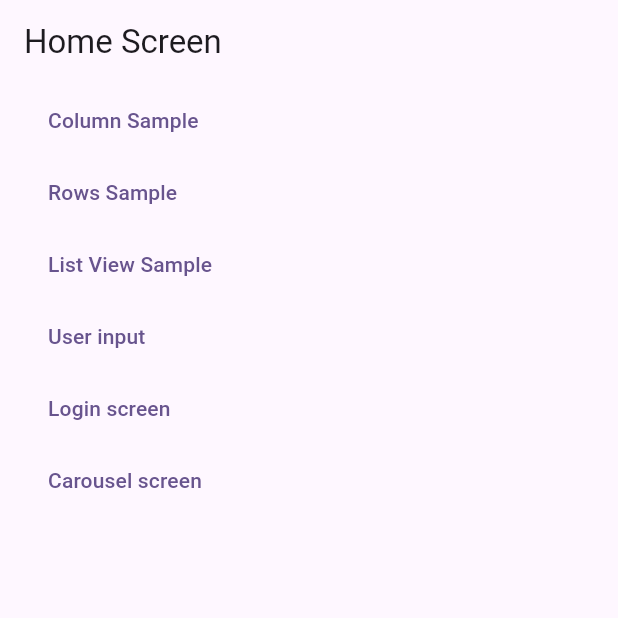
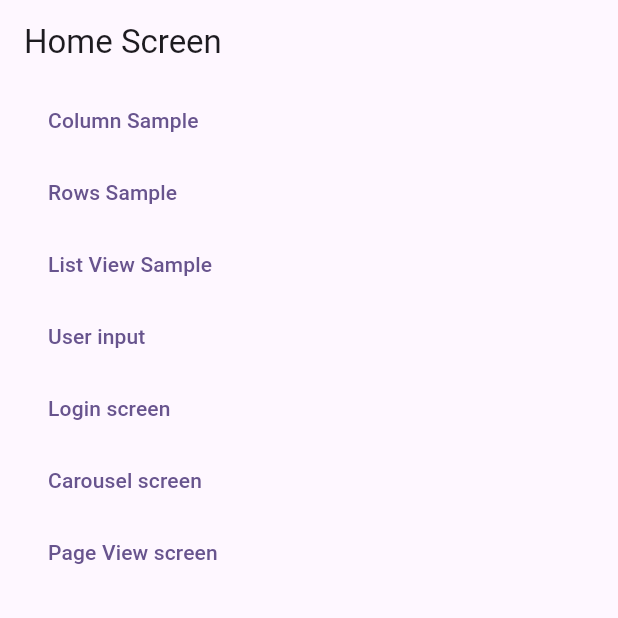
Before and after one commit to Odinachi/SCA-playground, a Flutter app: the screen it shows after launch, on a phone screen of 412 x 824 dp, the top half of it. Run offline on Flutter 3.47's test engine with Material 3 defaults, Android fonts, the phone set to English and light mode, and no system bars; our stand-ins replace cached_network_image, carousel_slider, flutter_svg.

Commit message:
pageview implimentation

```diff
--- a/lib/features/home/home_screen.dart
+++ b/lib/features/home/home_screen.dart
@@ -89,6 +89,15 @@ class HomeScreen extends StatelessWidget {
                 },
                 child: const Text("Carousel screen"),
               ),
+              TextButton(
+                onPressed: () {
+                  Navigator.pushNamed(
+                    context,
+                    AppRouteStrings.pageViewScreen,
+                  );
+                },
+                child: const Text("Page View screen"),
+              ),
             ],
           ),
         ),
--- a/lib/features/navigation/route_strings.dart
+++ b/lib/features/navigation/route_strings.dart
@@ -5,4 +5,5 @@ class AppRouteStrings {
   static const String userInputScreen = "/user_input_screen";
   static const String loginScreen = "/login_screen";
   static const String carouselScreen = "/carousel_screen";
+  static const String pageViewScreen = "/page_view_screen";
 }
--- a/lib/features/navigation/router.dart
+++ b/lib/features/navigation/router.dart
@@ -7,6 +7,7 @@ import 'package:secondapp/features/manual_input/manual_input.dart';
 import 'package:secondapp/features/user_input/user_input_screen.dart';
 
 import '../columns/column.dart';
+import '../page_view/page_view_screen.dart';
 
 class AppRouter {
   static final navKey = GlobalKey<NavigatorState>();
@@ -28,6 +29,8 @@ class AppRouter {
         return CupertinoPageRoute(builder: (_) => const LoginScreen());
       case AppRouteStrings.carouselScreen:
         return CupertinoPageRoute(builder: (_) => const CarouselScreen());
+      case AppRouteStrings.pageViewScreen:
+        return CupertinoPageRoute(builder: (_) => const PageViewScreen());
 
       default:
         return CupertinoPageRoute(builder: (_) => const SizedBox());
```
Also changed, not shown: lib/features/page_view/page_view_screen.dart (added, +40 -0 lines).
